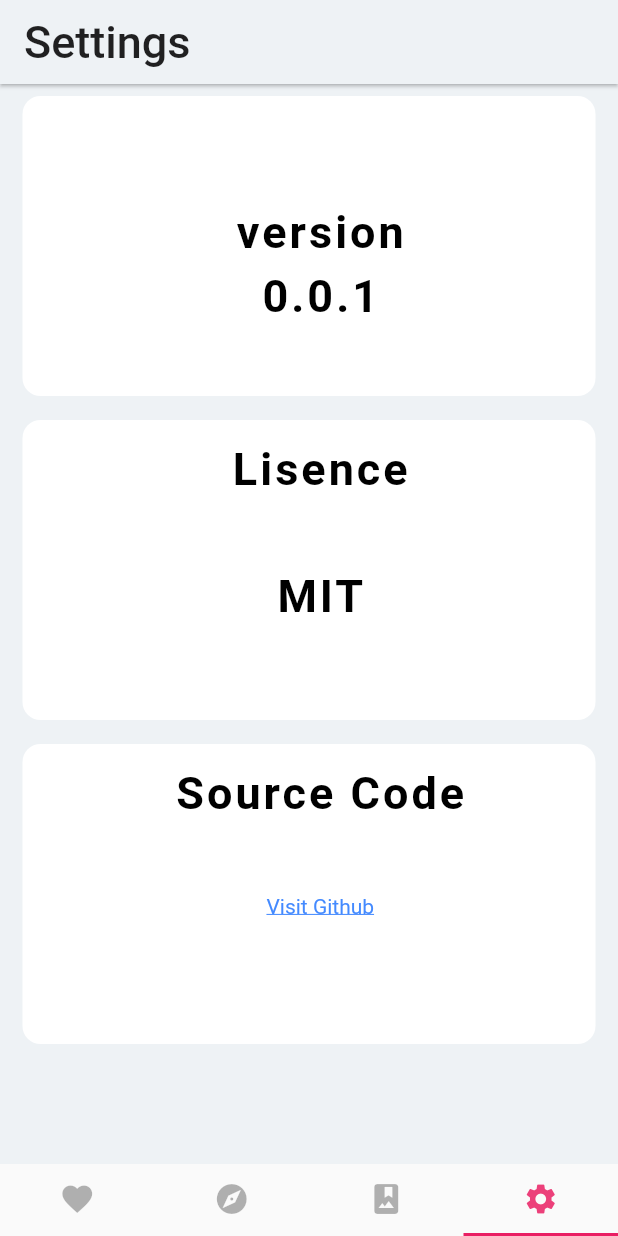
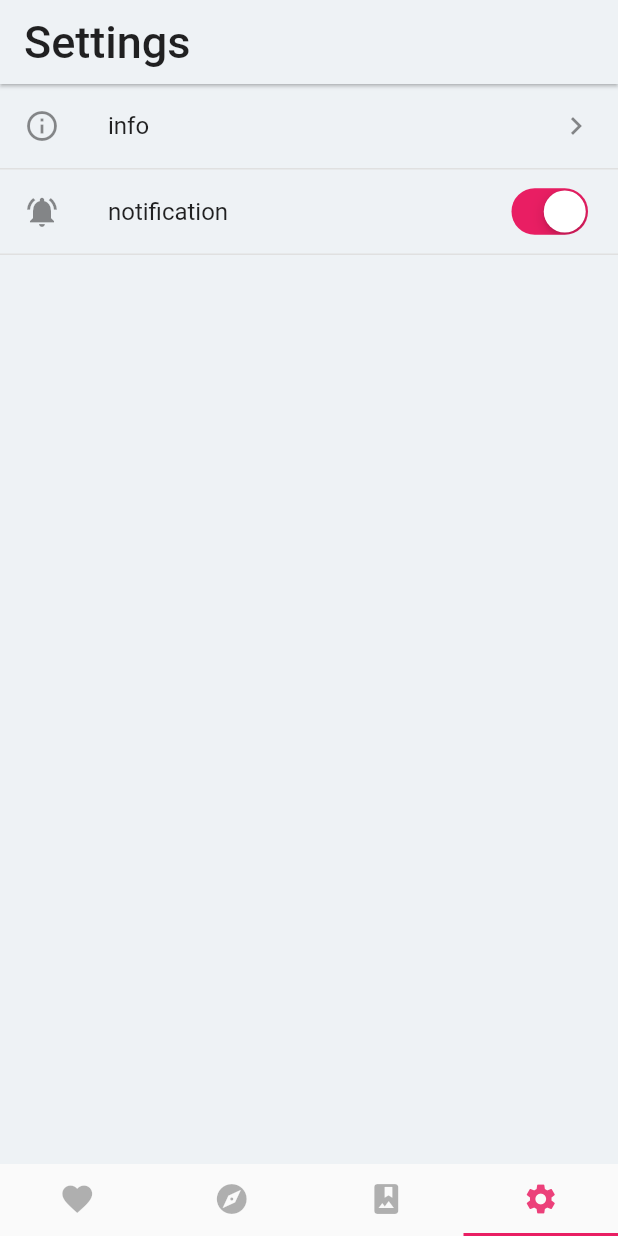
Before and after one commit to Curiklo/CountDaysFlutter, a Flutter app: the screen it shows after launch, item 4 of the bottom bar chosen, on a phone screen of 412 x 824 dp. Run offline on Flutter 3.47's test engine with Material 2 defaults, Android fonts, the phone set to English and light mode, and no system bars; our stand-ins replace cloud_firestore, firebase_auth, firebase_messaging, fl_chart, flutter_local_notifications, video_player; accounts and stored records are empty.

Commit message:
Update setting page

```diff
--- a/lib/models/user.dart
+++ b/lib/models/user.dart
@@ -2,7 +2,6 @@ import 'package:cloud_firestore/cloud_firestore.dart';
 
 class Person {
   final String uid;
-
   Person({this.uid});
 }
 
--- a/lib/pages/days/chart.dart
+++ b/lib/pages/days/chart.dart
@@ -4,6 +4,7 @@ import 'dart:math';
 import 'package:CountDays/services/date_calculator.dart';
 import 'package:fl_chart/fl_chart.dart';
 import 'package:flutter/material.dart';
+import 'package:provider/provider.dart';
 import 'package:video_player/video_player.dart';
 
 class DaysChart extends StatefulWidget {
@@ -164,6 +165,7 @@ class DaysChartState extends State<DaysChart> {
       });
 
   BarChartData mainBarData() {
+    bool isDark = Provider.of<bool>(context);
     return BarChartData(
       barTouchData: BarTouchData(
         enabled: false,
@@ -208,6 +210,7 @@ class DaysChartState extends State<DaysChart> {
         bottomTitles: SideTitles(
           showTitles: true,
           textStyle: TextStyle(
+            color: isDark ? Colors.white : Colors.black,
             fontWeight: FontWeight.bold,
             fontSize: 14,
           ),
--- a/lib/pages/home.dart
+++ b/lib/pages/home.dart
@@ -4,7 +4,7 @@ import 'package:CountDays/pages/appbar/appbar_setting.dart';
 import 'package:CountDays/pages/appbar/appber_days.dart';
 import 'package:CountDays/pages/days/days.dart';
 import 'package:CountDays/pages/plan/plan_wrapper.dart';
-import 'package:CountDays/pages/setting.dart';
+import 'package:CountDays/pages/setting/setting.dart';
 import 'package:firebase_messaging/firebase_messaging.dart';
 import 'package:flutter/material.dart';
 import 'package:CountDays/services/date_calculator.dart';
--- a/lib/pages/plan/plan_add.dart
+++ b/lib/pages/plan/plan_add.dart
@@ -2,7 +2,6 @@ import 'package:CountDays/services/database.dart';
 import 'package:CountDays/shared/constants.dart';
 import 'package:cloud_firestore/cloud_firestore.dart';
 import 'package:flutter/material.dart';
-import 'package:provider/provider.dart';
 
 class PlanAddForm extends StatefulWidget {
   @override
@@ -19,7 +18,7 @@ class _PlanAddFormState extends State<PlanAddForm> {
 
   @override
   Widget build(BuildContext context) {
-    bool isDark = Provider.of<bool>(context);
+    bool isDark = MediaQuery.of(context).platformBrightness == Brightness.dark;
     return SingleChildScrollView(
       child: Form(
         key: _formKey,
--- a/lib/pages/plan/plan_setting.dart
+++ b/lib/pages/plan/plan_setting.dart
@@ -22,7 +22,7 @@ class _SettingsFormState extends State<SettingsForm> {
 
   @override
   Widget build(BuildContext context) {
-    bool isDark = Provider.of<bool>(context);
+    bool isDark = MediaQuery.of(context).platformBrightness == Brightness.dark;
     Plan plan = Provider.of<Plan>(context);
     return StreamBuilder<PlanData>(
       stream: DatabaseService(titles: plan.uid).planData,
--- a/lib/pages/setting.dart
+++ /dev/null
@@ -1,178 +0,0 @@
-import 'package:flutter/material.dart';
-import 'package:provider/provider.dart';
-import 'package:url_launcher/url_launcher.dart';
-
-class Setting extends StatelessWidget {
-  final darkbackgroundColor = Colors.grey[800];
-  @override
-  Widget build(BuildContext context) {
-    bool isDark = Provider.of<bool>(context);
-    return CustomScrollView(
-      slivers: <Widget>[
-        SliverList(
-          delegate: SliverChildListDelegate(
-            [
-              Padding(
-                padding: const EdgeInsets.fromLTRB(15.0, 8.0, 15.0, 8.0),
-                child: Container(
-                  height: 200,
-                  width: 600,
-                  decoration: BoxDecoration(
-                    color: isDark ? darkbackgroundColor : Colors.white,
-                    borderRadius: BorderRadius.circular(12),
-                  ),
-                  child: Container(
-                    margin: EdgeInsets.fromLTRB(15.0, 15.0, 0.0, 0.0),
-                    child: Column(
-                      children: <Widget>[
-                        SizedBox(
-                          height: 50.0,
-                        ),
-                        Container(
-                          child: Padding(
-                            padding: const EdgeInsets.all(8.0),
-                            child: Column(
-                              children: <Widget>[
-                                RichText(
-                                  text: TextSpan(
-                                    style: TextStyle(
-                                      fontSize: 30.0,
-                                      fontWeight: FontWeight.w600,
-                                      letterSpacing: 2.0,
-                                      color:
-                                          isDark ? Colors.white : Colors.black,
-                                    ),
-                                    children: [
-                                      TextSpan(text: 'version'),
-                                    ],
-                                  ),
-                                ),
-                              ],
-                            ),
-                          ),
-                        ),
-                        RichText(
-                          text: TextSpan(
-                            style: TextStyle(
-                              fontSize: 30.0,
-                              fontWeight: FontWeight.w600,
-                              letterSpacing: 2.0,
-                              color: isDark ? Colors.white : Colors.black,
-                            ),
-                            children: [
-                              TextSpan(text: '0.0.1'),
-                            ],
-                          ),
-                        ),
-                      ],
-                    ),
-                  ),
-                ),
-              ),
-              Padding(
-                padding: const EdgeInsets.fromLTRB(15.0, 8.0, 15.0, 8.0),
-                child: Container(
-                  height: 200,
-                  width: 600,
-                  decoration: BoxDecoration(
-                    color: isDark ? darkbackgroundColor : Colors.white,
-                    borderRadius: BorderRadius.circular(12),
-                  ),
-                  child: Container(
-                    margin: EdgeInsets.fromLTRB(15.0, 15.0, 0.0, 0.0),
-                    child: Column(
-                      children: <Widget>[
-                        RichText(
-                          text: TextSpan(
-                            style: TextStyle(
-                              fontSize: 30.0,
-                              fontWeight: FontWeight.w600,
-                              letterSpacing: 2.0,
-                              color: isDark ? Colors.white : Colors.black,
-                            ),
-                            children: [
-                              TextSpan(text: 'Lisence'),
-                            ],
-                          ),
-                        ),
-                        SizedBox(
-                          height: 50.0,
-                        ),
-                        RichText(
-                          text: TextSpan(
-                            style: TextStyle(
-                              fontSize: 30.0,
-                              fontWeight: FontWeight.w600,
-                              letterSpacing: 2.0,
-                              color: isDark ? Colors.white : Colors.black,
-                            ),
-                            children: [
-                              TextSpan(text: 'MIT'),
-                            ],
-                          ),
-                        ),
-                      ],
-                    ),
-                  ),
-                ),
-              ),
-              Padding(
-                padding: const EdgeInsets.fromLTRB(15.0, 8.0, 15.0, 8.0),
-                child: Container(
-                  height: 200,
-                  width: 600,
-                  decoration: BoxDecoration(
-                    color: isDark ? darkbackgroundColor : Colors.white,
-                    borderRadius: BorderRadius.circular(12),
-                  ),
-                  child: Container(
-                    margin: EdgeInsets.fromLTRB(15.0, 15.0, 0.0, 0.0),
-                    child: Column(
-                      children: <Widget>[
-                        RichText(
-                          text: TextSpan(
-                            style: TextStyle(
-                              fontSize: 30.0,
-                              fontWeight: FontWeight.w600,
-                              letterSpacing: 2.0,
-                              color: isDark ? Colors.white : Colors.black,
-                            ),
-                            children: [
-                              TextSpan(text: 'Source Code'),
-                            ],
-                          ),
-                        ),
-                        SizedBox(
-                          height: 50.0,
-                        ),
-                        InkWell(
-                          onTap: _launchURL,
-                          child: Text(
-                            'Visit Github',
-                            style: TextStyle(
-                              color: Colors.blueAccent,
-                              decoration: TextDecoration.underline,
-                            ),
-                          ),
-                        ),
-                      ],
-                    ),
-                  ),
-                ),
-              ),
-            ],
-          ),
-        ),
-      ],
-    );
-  }
-
-  _launchURL() async {
-    const url = 'https://github.com/Hattomo/CountDaysFlutter';
-    if (await canLaunch(url)) {
-      await launch(url);
-    } else {
-      throw 'Could not launch $url';
-    }
-  }
-}
--- /dev/null
+++ b/lib/pages/setting/setting.dart
@@ -0,0 +1,83 @@
+import 'package:CountDays/pages/Setting/setting_info.dart';
+import 'package:flutter/cupertino.dart';
+import 'package:flutter/material.dart';
+import 'package:provider/provider.dart';
+
+class Setting extends StatefulWidget {
+  @override
+  _SettingState createState() => _SettingState();
+}
+
+class _SettingState extends State<Setting> {
+  final darkbackgroundColor = Colors.grey[800];
+
+  @override
+  Widget build(BuildContext context) {
+    var items = [
+      SettingListViewData('info', Icons.info_outline, SettingInfo()),
+    ];
+    bool noti = true;
+    bool isDark = Provider.of<bool>(context);
+    return Column(
+      children: <Widget>[
+        ListView.builder(
+          shrinkWrap: true,
+          itemCount: items.length,
+          itemBuilder: (context, index) {
+            return Container(
+              decoration: BoxDecoration(
+                border: Border(
+                  bottom: BorderSide(
+                    color: isDark ? Colors.black87 : Colors.grey[300],
+                  ),
+                ),
+              ),
+              child: ListTile(
+                title: Text(items[index].title),
+                leading: Icon(items[index].leading),
+                trailing: Icon(Icons.keyboard_arrow_right),
+                onTap: () {
+                  Navigator.push(
+                    context,
+                    MaterialPageRoute(
+                      builder: (context) => items[index].route,
+                    ),
+                  );
+                },
+              ),
+            );
+          },
+        ),
+        Container(
+          decoration: BoxDecoration(
+            border: Border(
+              bottom: BorderSide(
+                color: isDark ? Colors.black87 : Colors.grey[300],
+              ),
+            ),
+          ),
+          child: ListTile(
+            leading: Icon(Icons.notifications_active),
+            title: Text('notification'),
+            trailing: CupertinoSwitch(
+              value: noti,
+              onChanged: (bool newValue) {
+                setState(() {
+                  noti = newValue;
+                });
+              },
+              activeColor: Colors.pink,
+            ),
+          ),
+        ),
+      ],
+    );
+  }
+}
+
+class SettingListViewData {
+  String title;
+  IconData leading;
+  Widget route;
+  SettingListViewData(this.title, this.leading, this.route);
+}
--- /dev/null
+++ b/lib/pages/setting/setting_info.dart
@@ -0,0 +1,81 @@
+import 'package:flutter/material.dart';
+import 'package:provider/provider.dart';
+import 'package:url_launcher/url_launcher.dart';
+
+class SettingInfo extends StatelessWidget {
+  @override
+  Widget build(BuildContext context) {
+    bool isDark = Provider.of<bool>(context);
+    return Scaffold(
+      appBar: AppBar(
+        title: Text(
+          'Information',
+        ),
+      ),
+      body: ListView(
+        children: <Widget>[
+          Container(
+            decoration: BoxDecoration(
+              border: Border(
+                bottom: BorderSide(
+                  color: isDark ? Colors.black87 : Colors.grey[300],
+                ),
+              ),
+            ),
+            child: ListTile(
+              leading: Icon(Icons.flight_takeoff),
+              title: Text('Version'),
+              subtitle: Text('0.0.3'),
+            ),
+          ),
+          Container(
+            decoration: BoxDecoration(
+              border: Border(
+                bottom: BorderSide(
+                  color: isDark ? Colors.black87 : Colors.grey[300],
+                ),
+              ),
+            ),
+            child: ListTile(
+              leading: Icon(Icons.phonelink),
+              title: Text('Source'),
+              subtitle: InkWell(
+                onTap: launchURL,
+                child: Text(
+                  'Visit GitHub to see source & more infomation',
+                  style: TextStyle(
+                    color: Colors.blueAccent,
+                    decoration: TextDecoration.underline,
+                  ),
+                ),
+              ),
+            ),
+          ),
+          Container(
+            decoration: BoxDecoration(
+              border: Border(
+                bottom: BorderSide(
+                  color: isDark ? Colors.black87 : Colors.grey[300],
+                ),
+              ),
+            ),
+            child: ListTile(
+              leading: Icon(Icons.loyalty),
+              title: Text('MIT Lisence'),
+              subtitle: Text('See source page and visit GitHub'),
+            ),
+          ),
+        ],
+      ),
+    );
+  }
+
+  launchURL() async {
+    const url = 'https://github.com/Hattomo/CountDaysFlutter';
+    if (await canLaunch(url)) {
+      await launch(url);
+    } else {
+      throw 'Could not launch $url';
+    }
+  }
+}
```
Also changed, not shown: 2 other files.
